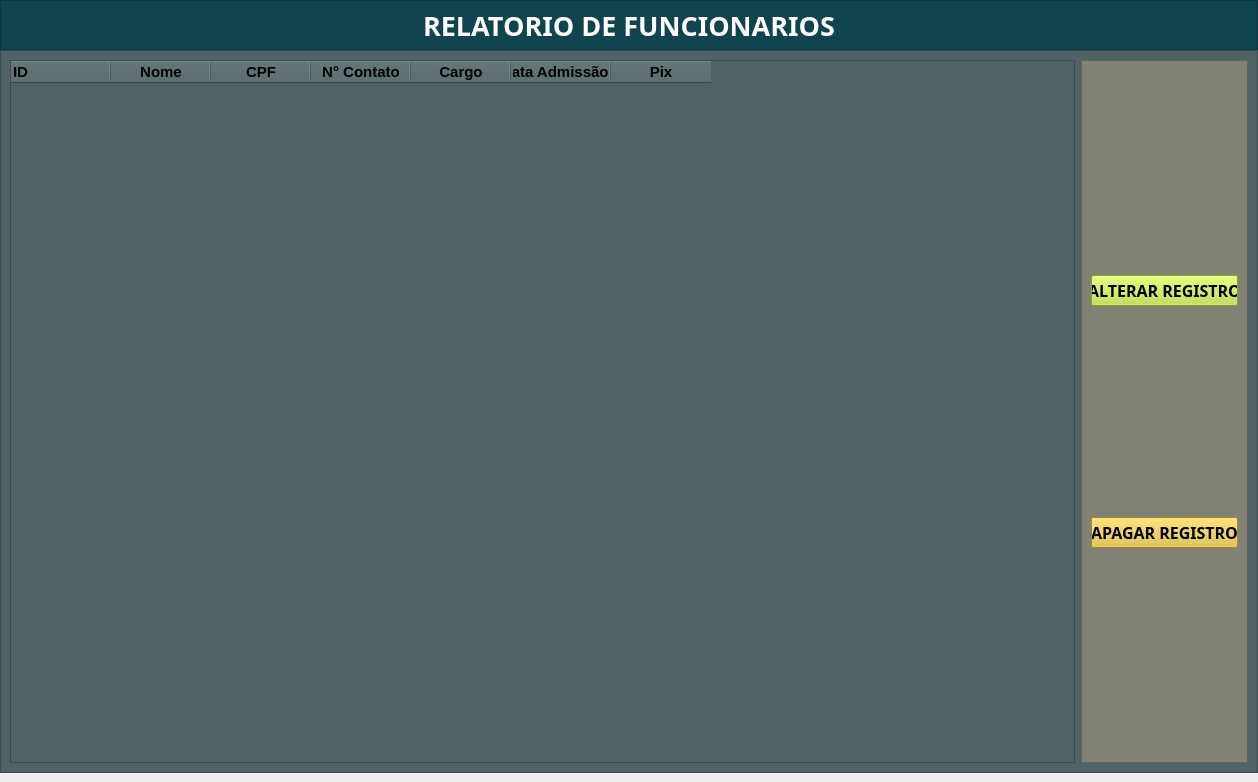
Above: src/views/telas/lista.ui from MarcosSerra1/SISTEMA-DE-GERENCIAMENTO before the change. Below: the same form after it.
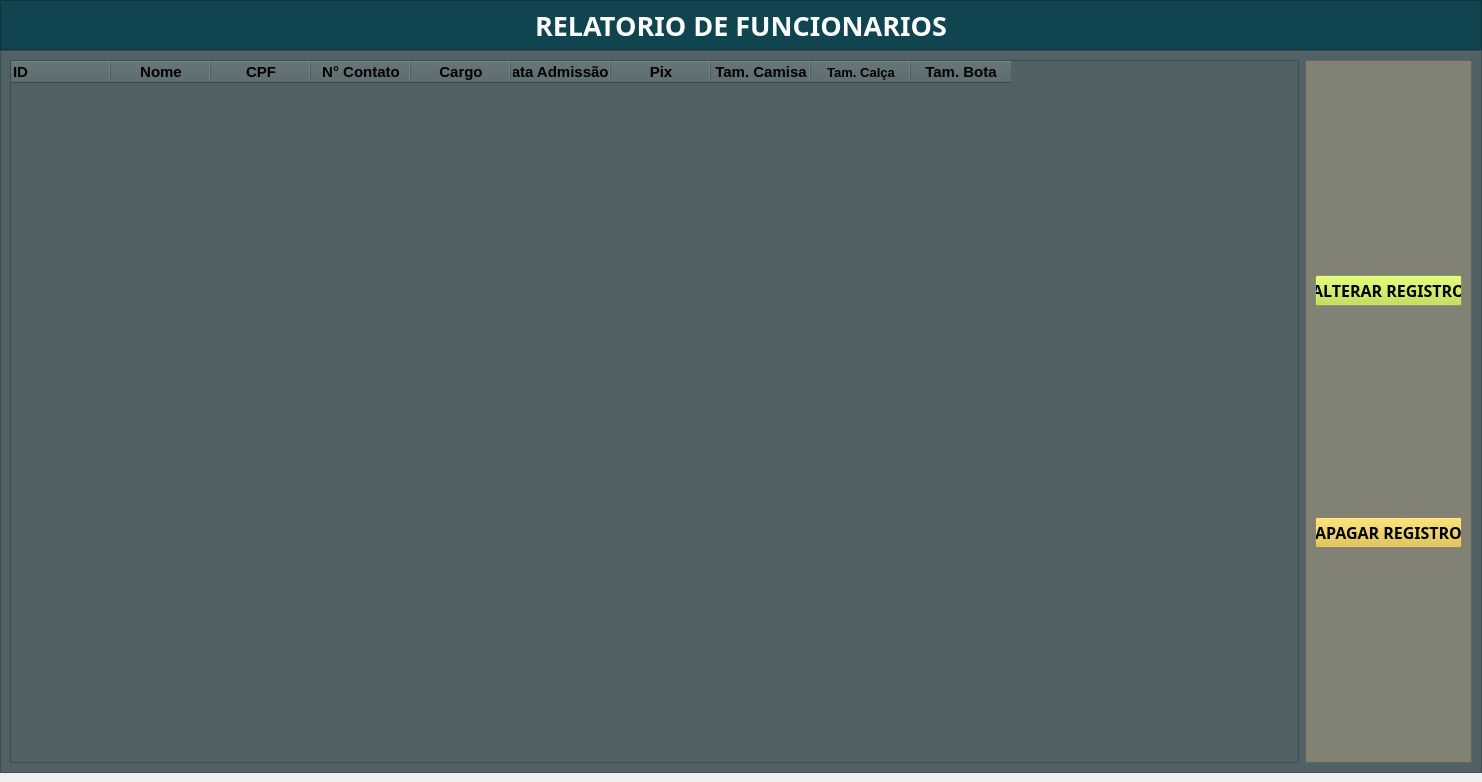
That is the form after the change.

```diff
--- a/src/views/telas/lista.ui
+++ b/src/views/telas/lista.ui
@@ -6,7 +6,7 @@
    <rect>
     <x>0</x>
     <y>0</y>
-    <width>1258</width>
+    <width>1482</width>
     <height>782</height>
    </rect>
   </property>
@@ -207,6 +207,42 @@
            </font>
           </property>
          </column>
+         <column>
+          <property name="text">
+           <string>Tam. Camisa</string>
+          </property>
+          <property name="font">
+           <font>
+            <pointsize>11</pointsize>
+            <weight>75</weight>
+            <bold>true</bold>
+           </font>
+          </property>
+         </column>
+         <column>
+          <property name="text">
+           <string>Tam. Calça</string>
+          </property>
+          <property name="font">
+           <font>
+            <pointsize>10</pointsize>
+            <weight>75</weight>
+            <bold>true</bold>
+           </font>
+          </property>
+         </column>
+         <column>
+          <property name="text">
+           <string>Tam. Bota</string>
+          </property>
+          <property name="font">
+           <font>
+            <pointsize>11</pointsize>
+            <weight>75</weight>
+            <bold>true</bold>
+           </font>
+          </property>
+         </column>
         </widget>
        </item>
        <item>
```
Left out of the diff: 2 changed lines with no effect on the pictures.
